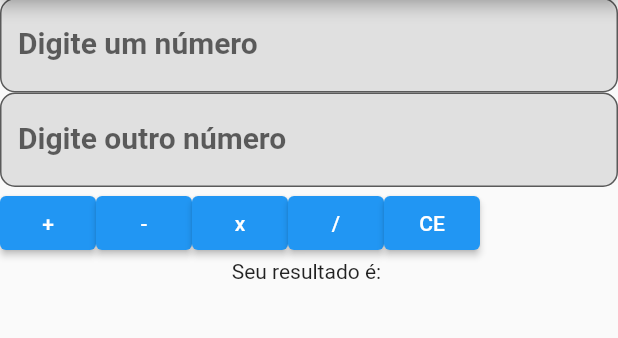
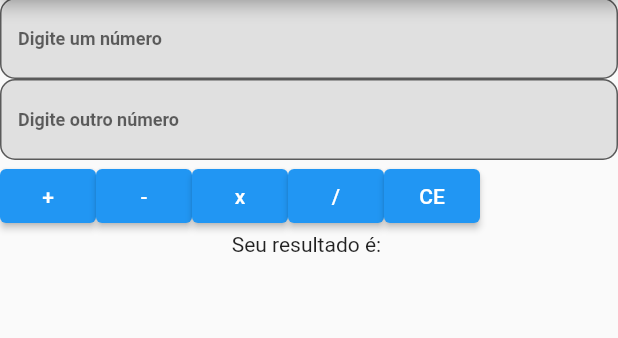
Before and after one commit to davMac606/aula_text_field, a Flutter app: the MyText screen opened by its route, on a phone screen of 412 x 824 dp, the part 86-424 px from its top. Run offline on Flutter 3.47's test engine with Material 2 defaults, Android fonts, the phone set to English and light mode, and no system bars.

Commit message:
Changed font size

```diff
--- a/lib/my_text.dart
+++ b/lib/my_text.dart
@@ -35,7 +35,7 @@ class _MyTextState extends State<MyText> {
           print(value);
             }, style: TextStyle(
               color: Color.fromARGB(255, 0, 0, 0),
-              fontSize: 20,
+              fontSize: 12,
               fontWeight: FontWeight.bold,
             ), decoration: InputDecoration(
               labelText: 'Digite um número',
@@ -45,14 +45,16 @@ class _MyTextState extends State<MyText> {
             ),
           ),
           TextField(
+
             controller: cmpTxt1,
             onChanged: (value) {
           print(value);
             }, style: TextStyle(
               color: Color.fromARGB(255, 0, 0, 0),
-              fontSize: 20,
+              fontSize: 12,
               fontWeight: FontWeight.bold,
             ), decoration: InputDecoration(
+
               labelText: 'Digite outro número',
               filled: true,
               fillColor: Colors.grey[300],
```
